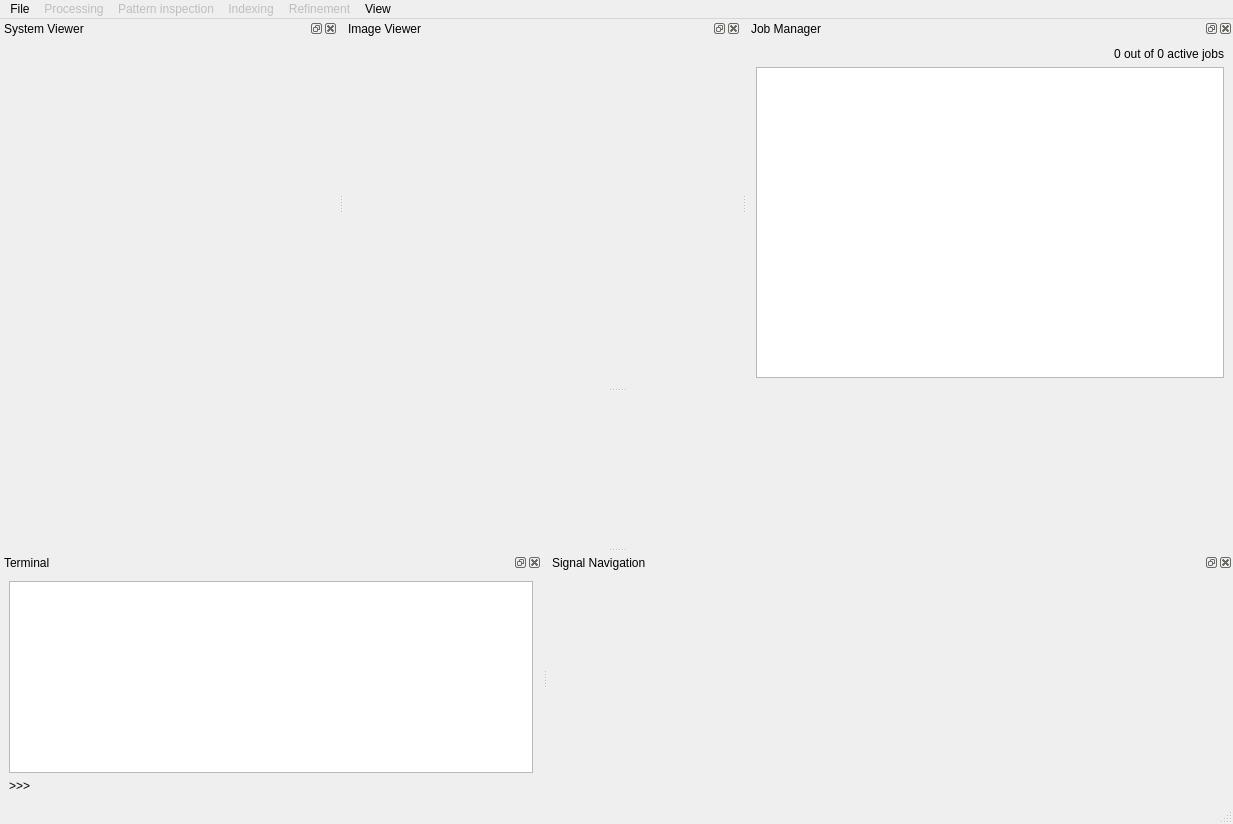
EBSP-Indexer/EBSP-Indexer, file ui/main_window.ui: the form before one commit.
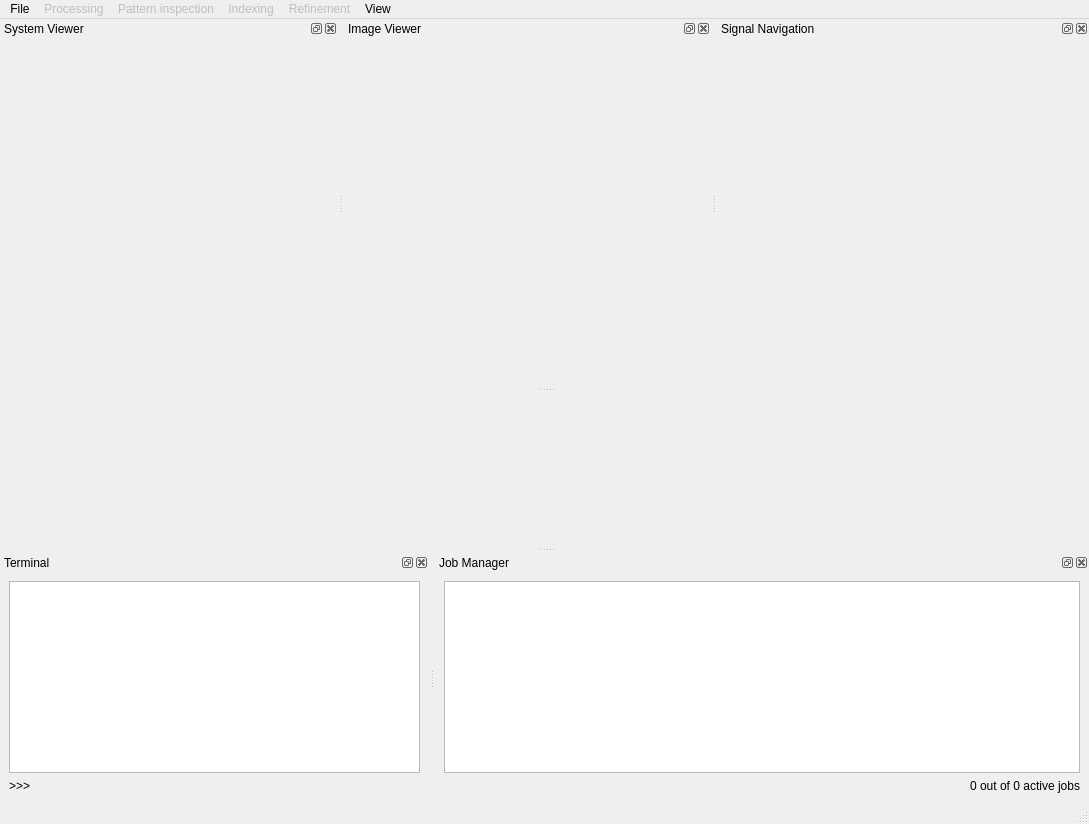
The form after the commit. Icons and pictures are not drawn. Custom widgets are drawn as their Qt base class.

```diff
--- a/ui/main_window.ui
+++ b/ui/main_window.ui
@@ -9,7 +9,7 @@
    <rect>
     <x>0</x>
     <y>0</y>
-    <width>1233</width>
+    <width>1089</width>
     <height>824</height>
    </rect>
   </property>
@@ -58,8 +58,8 @@
     <rect>
      <x>0</x>
      <y>0</y>
-     <width>1233</width>
-     <height>26</height>
+     <width>1089</width>
+     <height>22</height>
     </rect>
    </property>
    <widget class="QMenu" name="menuFile">
@@ -263,11 +263,17 @@
    </widget>
   </widget>
   <widget class="QDockWidget" name="dockWidgetJobManager">
+   <property name="floating">
+    <bool>false</bool>
+   </property>
+   <property name="features">
+    <set>QDockWidget::AllDockWidgetFeatures</set>
+   </property>
    <property name="windowTitle">
     <string>Job Manager</string>
    </property>
    <attribute name="dockWidgetArea">
-    <number>4</number>
+    <number>8</number>
    </attribute>
    <widget class="QWidget" name="dockWidgetContents">
     <layout class="QGridLayout" name="gridLayout_3">
@@ -284,7 +290,7 @@
        </property>
       </widget>
      </item>
-     <item row="0" column="0">
+     <item row="2" column="0">
       <widget class="QLabel" name="threadsLabel">
        <property name="text">
         <string>0 out of 0 active jobs</string>
@@ -314,7 +320,7 @@
     <string>Signal Navigation</string>
    </property>
    <attribute name="dockWidgetArea">
-    <number>8</number>
+    <number>4</number>
    </attribute>
    <widget class="QWidget" name="dockWidgetContents_2"/>
   </widget>
```
